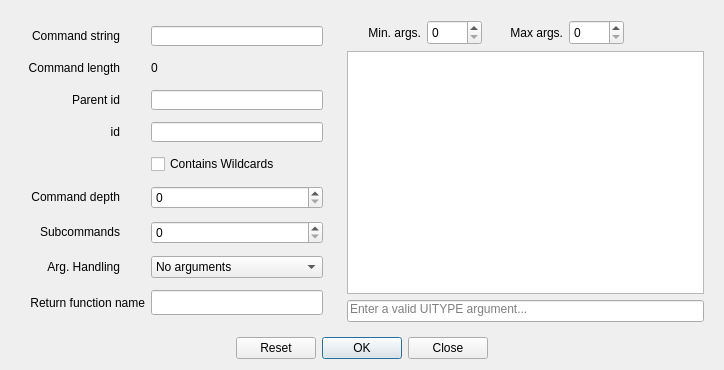
This is tools/cli_gen_tool_ui_files/commandParametersDialog.ui in dstroy0/InputHandler as Qt 5 draws it before an edit. The edited form follows.
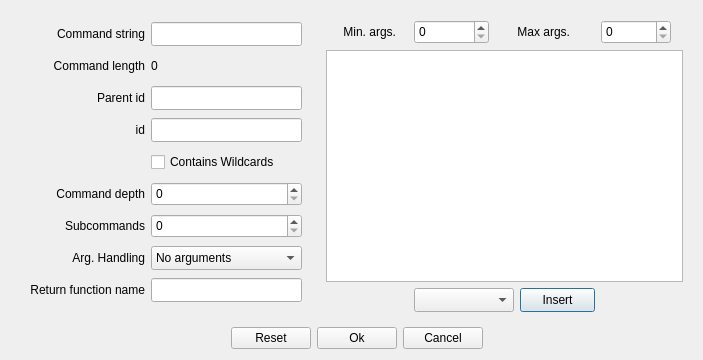
This is the edited form.

```diff
--- a/tools/cli_gen_tool_ui_files/commandParametersDialog.ui
+++ b/tools/cli_gen_tool_ui_files/commandParametersDialog.ui
@@ -6,8 +6,8 @@
    <rect>
     <x>0</x>
     <y>0</y>
-    <width>724</width>
-    <height>370</height>
+    <width>699</width>
+    <height>358</height>
    </rect>
   </property>
   <property name="sizePolicy">
@@ -19,8 +19,8 @@
   <property name="windowTitle">
    <string>Command Parameters</string>
   </property>
-  <layout class="QGridLayout" name="gridLayout">
-   <item row="0" column="0">
+  <layout class="QGridLayout" name="gridLayout_3">
+   <item row="0" column="0" colspan="2">
     <widget class="QWidget" name="parametersPane" native="true">
      <property name="sizePolicy">
       <sizepolicy hsizetype="Expanding" vsizetype="Expanding">
@@ -40,54 +40,172 @@
        <height>16777215</height>
       </size>
      </property>
-     <layout class="QGridLayout" name="gridLayout_3">
+     <layout class="QGridLayout" name="gridLayout_2">
+      <item row="0" column="0">
+       <widget class="QLabel" name="label_11">
+        <property name="minimumSize">
+         <size>
+          <width>125</width>
+          <height>24</height>
+         </size>
+        </property>
+        <property name="maximumSize">
+         <size>
+          <width>125</width>
+          <height>24</height>
+         </size>
+        </property>
+        <property name="text">
+         <string>Command string</string>
+        </property>
+        <property name="alignment">
+         <set>Qt::AlignRight|Qt::AlignTrailing|Qt::AlignVCenter</set>
+        </property>
+       </widget>
+      </item>
       <item row="0" column="1">
        <widget class="QLineEdit" name="commandString">
+        <property name="sizePolicy">
+         <sizepolicy hsizetype="Expanding" vsizetype="Fixed">
+          <horstretch>0</horstretch>
+          <verstretch>0</verstretch>
+         </sizepolicy>
+        </property>
         <property name="minimumSize">
          <size>
-          <width>0</width>
+          <width>150</width>
+          <height>24</height>
+         </size>
+        </property>
+        <property name="maximumSize">
+         <size>
+          <width>16777215</width>
+          <height>24</height>
+         </size>
+        </property>
+       </widget>
+      </item>
+      <item row="1" column="0">
+       <widget class="QLabel" name="label_13">
+        <property name="sizePolicy">
+         <sizepolicy hsizetype="Fixed" vsizetype="Fixed">
+          <horstretch>0</horstretch>
+          <verstretch>0</verstretch>
+         </sizepolicy>
+        </property>
+        <property name="minimumSize">
+         <size>
+          <width>125</width>
+          <height>24</height>
+         </size>
+        </property>
+        <property name="maximumSize">
+         <size>
+          <width>125</width>
+          <height>24</height>
+         </size>
+        </property>
+        <property name="text">
+         <string>Command length</string>
+        </property>
+        <property name="alignment">
+         <set>Qt::AlignRight|Qt::AlignTrailing|Qt::AlignVCenter</set>
+        </property>
+       </widget>
+      </item>
+      <item row="1" column="1">
+       <widget class="QLabel" name="commandLengthLabel">
+        <property name="sizePolicy">
+         <sizepolicy hsizetype="Fixed" vsizetype="Fixed">
+          <horstretch>0</horstretch>
+          <verstretch>0</verstretch>
+         </sizepolicy>
+        </property>
+        <property name="minimumSize">
+         <size>
+          <width>150</width>
+          <height>24</height>
+         </size>
+        </property>
+        <property name="maximumSize">
+         <size>
+          <width>16777215</width>
+          <height>24</height>
+         </size>
+        </property>
+        <property name="text">
+         <string>0</string>
+        </property>
+       </widget>
+      </item>
+      <item row="2" column="0">
+       <widget class="QLabel" name="label_15">
+        <property name="sizePolicy">
+         <sizepolicy hsizetype="Fixed" vsizetype="Fixed">
+          <horstretch>0</horstretch>
+          <verstretch>0</verstretch>
+         </sizepolicy>
+        </property>
+        <property name="minimumSize">
+         <size>
+          <width>125</width>
           <height>20</height>
          </size>
         </property>
         <property name="maximumSize">
          <size>
-          <width>250</width>
+          <width>125</width>
           <height>20</height>
          </size>
         </property>
+        <property name="text">
+         <string>Parent id</string>
+        </property>
+        <property name="alignment">
+         <set>Qt::AlignRight|Qt::AlignTrailing|Qt::AlignVCenter</set>
+        </property>
        </widget>
       </item>
-      <item row="6" column="1">
-       <widget class="QSpinBox" name="commandSubcommands"/>
-      </item>
       <item row="2" column="1">
        <widget class="QLineEdit" name="commandParentId">
+        <property name="sizePolicy">
+         <sizepolicy hsizetype="Expanding" vsizetype="Fixed">
+          <horstretch>0</horstretch>
+          <verstretch>0</verstretch>
+         </sizepolicy>
+        </property>
         <property name="minimumSize">
          <size>
-          <width>0</width>
-          <height>20</height>
+          <width>150</width>
+          <height>24</height>
          </size>
         </property>
         <property name="maximumSize">
          <size>
-          <width>250</width>
-          <height>20</height>
+          <width>16777215</width>
+          <height>24</height>
          </size>
         </property>
        </widget>
       </item>
       <item row="3" column="0">
        <widget class="QLabel" name="label_14">
+        <property name="sizePolicy">
+         <sizepolicy hsizetype="Fixed" vsizetype="Fixed">
+          <horstretch>0</horstretch>
+          <verstretch>0</verstretch>
+         </sizepolicy>
+        </property>
         <property name="minimumSize">
          <size>
-          <width>100</width>
-          <height>20</height>
+          <width>125</width>
+          <height>24</height>
          </size>
         </property>
         <property name="maximumSize">
          <size>
-          <width>100</width>
-          <height>20</height>
+          <width>125</width>
+          <height>24</height>
          </size>
         </property>
         <property name="text">
@@ -98,40 +216,149 @@
         </property>
        </widget>
       </item>
-      <item row="8" column="0">
-       <widget class="QLabel" name="label_10">
+      <item row="3" column="1">
+       <widget class="QLineEdit" name="commandId">
+        <property name="sizePolicy">
+         <sizepolicy hsizetype="Expanding" vsizetype="Fixed">
+          <horstretch>0</horstretch>
+          <verstretch>0</verstretch>
+         </sizepolicy>
+        </property>
         <property name="minimumSize">
          <size>
+          <width>150</width>
+          <height>24</height>
+         </size>
+        </property>
+        <property name="maximumSize">
+         <size>
+          <width>16777215</width>
+          <height>24</height>
+         </size>
+        </property>
+       </widget>
+      </item>
+      <item row="4" column="0">
+       <widget class="QFrame" name="frame_6">
+        <property name="sizePolicy">
+         <sizepolicy hsizetype="Fixed" vsizetype="Fixed">
+          <horstretch>0</horstretch>
+          <verstretch>0</verstretch>
+         </sizepolicy>
+        </property>
+        <property name="minimumSize">
+         <size>
           <width>125</width>
-          <height>25</height>
+          <height>24</height>
          </size>
         </property>
         <property name="maximumSize">
          <size>
-          <width>250</width>
-          <height>25</height>
+          <width>125</width>
+          <height>24</height>
          </size>
         </property>
+        <property name="frameShape">
+         <enum>QFrame::NoFrame</enum>
+        </property>
+        <property name="frameShadow">
+         <enum>QFrame::Plain</enum>
+        </property>
+       </widget>
+      </item>
+      <item row="4" column="1">
+       <widget class="QCheckBox" name="commandHasWildcards">
+        <property name="sizePolicy">
+         <sizepolicy hsizetype="Expanding" vsizetype="Fixed">
+          <horstretch>0</horstretch>
+          <verstretch>0</verstretch>
+         </sizepolicy>
+        </property>
+        <property name="minimumSize">
+         <size>
+          <width>150</width>
+          <height>24</height>
+         </size>
+        </property>
+        <property name="maximumSize">
+         <size>
+          <width>16777215</width>
+          <height>24</height>
+         </size>
+        </property>
         <property name="text">
-         <string>Return function name</string>
+         <string>Contains Wildcards</string>
+        </property>
+       </widget>
+      </item>
+      <item row="5" column="0">
+       <widget class="QLabel" name="label_12">
+        <property name="sizePolicy">
+         <sizepolicy hsizetype="Fixed" vsizetype="Fixed">
+          <horstretch>0</horstretch>
+          <verstretch>0</verstretch>
+         </sizepolicy>
+        </property>
+        <property name="minimumSize">
+         <size>
+          <width>125</width>
+          <height>24</height>
+         </size>
+        </property>
+        <property name="maximumSize">
+         <size>
+          <width>125</width>
+          <height>24</height>
+         </size>
+        </property>
+        <property name="text">
+         <string>Command depth</string>
         </property>
         <property name="alignment">
          <set>Qt::AlignRight|Qt::AlignTrailing|Qt::AlignVCenter</set>
         </property>
        </widget>
       </item>
+      <item row="5" column="1">
+       <widget class="QSpinBox" name="commandDepth">
+        <property name="sizePolicy">
+         <sizepolicy hsizetype="Expanding" vsizetype="Fixed">
+          <horstretch>0</horstretch>
+          <verstretch>0</verstretch>
+         </sizepolicy>
+        </property>
+        <property name="minimumSize">
+         <size>
+          <width>150</width>
+          <height>24</height>
+         </size>
+        </property>
+        <property name="maximumSize">
+         <size>
+          <width>16777215</width>
+          <height>24</height>
+         </size>
+        </property>
+       </widget>
+      </item>
       <item row="6" column="0">
        <widget class="QLabel" name="commandSubcommands_label">
+        <property name="sizePolicy">
+         <sizepolicy hsizetype="Fixed" vsizetype="Fixed">
+          <horstretch>0</horstretch>
+          <verstretch>0</verstretch>
+         </sizepolicy>
+        </property>
         <property name="minimumSize">
          <size>
-          <width>100</width>
-          <height>0</height>
+          <width>125</width>
+          <height>24</height>
          </size>
         </property>
         <property name="maximumSize">
          <size>
-          <width>90</width>
-          <height>20</height>
+          <width>125</width>
+          <height>24</height>
          </size>
         </property>
         <property name="text">
@@ -142,8 +369,76 @@
         </property>
        </widget>
       </item>
+      <item row="6" column="1">
+       <widget class="QSpinBox" name="commandSubcommands">
+        <property name="sizePolicy">
+         <sizepolicy hsizetype="Expanding" vsizetype="Fixed">
+          <horstretch>0</horstretch>
+          <verstretch>0</verstretch>
+         </sizepolicy>
+        </property>
+        <property name="minimumSize">
+         <size>
+          <width>150</width>
+          <height>24</height>
+         </size>
+        </property>
+        <property name="maximumSize">
+         <size>
+          <width>16777215</width>
+          <height>24</height>
+         </size>
+        </property>
+       </widget>
+      </item>
+      <item row="7" column="0">
+       <widget class="QLabel" name="label_16">
+        <property name="sizePolicy">
+         <sizepolicy hsizetype="Fixed" vsizetype="Fixed">
+          <horstretch>0</horstretch>
+          <verstretch>0</verstretch>
+         </sizepolicy>
+        </property>
+        <property name="minimumSize">
+         <size>
+          <width>125</width>
+          <height>24</height>
+         </size>
+        </property>
+        <property name="maximumSize">
+         <size>
+          <width>125</width>
+          <height>24</height>
+         </size>
+        </property>
+        <property name="text">
+         <string>Arg. Handling</string>
+        </property>
+        <property name="alignment">
+         <set>Qt::AlignRight|Qt::AlignTrailing|Qt::AlignVCenter</set>
+        </property>
+       </widget>
+      </item>
       <item row="7" column="1">
        <widget class="QComboBox" name="commandArgumentHandling">
+        <property name="sizePolicy">
+         <sizepolicy hsizetype="Expanding" vsizetype="Fixed">
+          <horstretch>0</horstretch>
+          <verstretch>0</verstretch>
+         </sizepolicy>
+        </property>
+        <property name="minimumSize">
+         <size>
+          <width>150</width>
+          <height>24</height>
+         </size>
+        </property>
+        <property name="maximumSize">
+         <size>
+          <width>16777215</width>
+          <height>24</height>
+         </size>
+        </property>
         <property name="currentText">
          <string>No arguments</string>
         </property>
@@ -164,188 +459,60 @@
         </item>
        </widget>
       </item>
-      <item row="1" column="0">
-       <widget class="QLabel" name="label_13">
+      <item row="8" column="0">
+       <widget class="QLabel" name="label_10">
+        <property name="sizePolicy">
+         <sizepolicy hsizetype="Fixed" vsizetype="Fixed">
+          <horstretch>0</horstretch>
+          <verstretch>0</verstretch>
+         </sizepolicy>
+        </property>
         <property name="minimumSize">
          <size>
-          <width>100</width>
-          <height>20</height>
+          <width>125</width>
+          <height>24</height>
          </size>
         </property>
         <property name="maximumSize">
          <size>
-          <width>100</width>
-          <height>20</height>
+          <width>125</width>
+          <height>24</height>
          </size>
         </property>
         <property name="text">
-         <string>Command length</string>
+         <string>Return function name</string>
         </property>
         <property name="alignment">
          <set>Qt::AlignRight|Qt::AlignTrailing|Qt::AlignVCenter</set>
         </property>
        </widget>
       </item>
-      <item row="3" column="1">
-       <widget class="QLineEdit" name="commandId">
-        <property name="maximumSize">
-         <size>
-          <width>250</width>
-          <height>20</height>
-         </size>
-        </property>
-       </widget>
-      </item>
       <item row="8" column="1">
        <widget class="QLineEdit" name="returnFunctionName">
-        <property name="minimumSize">
-         <size>
-          <width>0</width>
-          <height>25</height>
-         </size>
+        <property name="sizePolicy">
+         <sizepolicy hsizetype="Expanding" vsizetype="Fixed">
+          <horstretch>0</horstretch>
+          <verstretch>0</verstretch>
+         </sizepolicy>
         </property>
-        <property name="maximumSize">
-         <size>
-          <width>250</width>
-          <height>16777215</height>
-         </size>
-        </property>
-       </widget>
-      </item>
-      <item row="1" column="1">
-       <widget class="QLabel" name="commandLengthLabel">
         <property name="minimumSize">
          <size>
-          <width>0</width>
-          <height>20</height>
+          <width>150</width>
+          <height>24</height>
          </size>
         </property>
         <property name="maximumSize">
          <size>
-          <width>100</width>
-          <height>20</height>
+          <width>16777215</width>
+          <height>24</height>
          </size>
-        </property>
-        <property name="text">
-         <string>0</string>
-        </property>
-       </widget>
-      </item>
-      <item row="2" column="0">
-       <widget class="QLabel" name="label_15">
-        <property name="minimumSize">
-         <size>
-          <width>100</width>
-          <height>20</height>
-         </size>
-        </property>
-        <property name="maximumSize">
-         <size>
-          <width>100</width>
-          <height>20</height>
-         </size>
-        </property>
-        <property name="text">
-         <string>Parent id</string>
-        </property>
-        <property name="alignment">
-         <set>Qt::AlignRight|Qt::AlignTrailing|Qt::AlignVCenter</set>
-        </property>
-       </widget>
-      </item>
-      <item row="5" column="1">
-       <widget class="QSpinBox" name="commandDepth"/>
-      </item>
-      <item row="5" column="0">
-       <widget class="QLabel" name="label_12">
-        <property name="minimumSize">
-         <size>
-          <width>100</width>
-          <height>0</height>
-         </size>
-        </property>
-        <property name="maximumSize">
-         <size>
-          <width>100</width>
-          <height>20</height>
-         </size>
-        </property>
-        <property name="text">
-         <string>Command depth</string>
-        </property>
-        <property name="alignment">
-         <set>Qt::AlignRight|Qt::AlignTrailing|Qt::AlignVCenter</set>
-        </property>
-       </widget>
-      </item>
-      <item row="0" column="0">
-       <widget class="QLabel" name="label_11">
-        <property name="minimumSize">
-         <size>
-          <width>100</width>
-          <height>20</height>
-         </size>
-        </property>
-        <property name="maximumSize">
-         <size>
-          <width>100</width>
-          <height>20</height>
-         </size>
-        </property>
-        <property name="text">
-         <string>Command string</string>
-        </property>
-        <property name="alignment">
-         <set>Qt::AlignRight|Qt::AlignTrailing|Qt::AlignVCenter</set>
-        </property>
-       </widget>
-      </item>
-      <item row="7" column="0">
-       <widget class="QLabel" name="label_16">
-        <property name="minimumSize">
-         <size>
-          <width>100</width>
-          <height>0</height>
-         </size>
-        </property>
-        <property name="maximumSize">
-         <size>
-          <width>90</width>
-          <height>20</height>
-         </size>
-        </property>
-        <property name="text">
-         <string>Arg. Handling</string>
-        </property>
-        <property name="alignment">
-         <set>Qt::AlignRight|Qt::AlignTrailing|Qt::AlignVCenter</set>
-        </property>
-       </widget>
-      </item>
-      <item row="4" column="1">
-       <widget class="QCheckBox" name="commandHasWildcards">
-        <property name="text">
-         <string>Contains Wildcards</string>
         </property>
        </widget>
       </item>
      </layout>
     </widget>
    </item>
-   <item row="1" column="0" colspan="2">
-    <widget class="QDialogButtonBox" name="buttonBox">
-     <property name="orientation">
-      <enum>Qt::Horizontal</enum>
-     </property>
-     <property name="standardButtons">
-      <set>QDialogButtonBox::Close|QDialogButtonBox::Ok|QDialogButtonBox::Reset</set>
-     </property>
-     <property name="centerButtons">
-      <bool>true</bool>
-     </property>
-    </widget>
-   </item>
-   <item row="0" column="1">
+   <item row="0" column="2" colspan="3">
     <widget class="QWidget" name="argumentsPane" native="true">
      <property name="sizePolicy">
       <sizepolicy hsizetype="Expanding" vsizetype="Expanding">
@@ -359,85 +526,97 @@
        <height>310</height>
       </size>
      </property>
-     <property name="maximumSize">
-      <size>
-       <width>400</width>
-       <height>406</height>
-      </size>
-     </property>
-     <layout class="QGridLayout" name="gridLayout_2">
+     <layout class="QGridLayout" name="gridLayout">
+      <item row="1" column="0" colspan="5">
+       <widget class="QTableWidget" name="argTable"/>
+      </item>
+      <item row="2" column="1" colspan="2">
+       <widget class="QComboBox" name="argComboBox">
+        <property name="sizePolicy">
+         <sizepolicy hsizetype="Fixed" vsizetype="Fixed">
+          <horstretch>0</horstretch>
+          <verstretch>0</verstretch>
+         </sizepolicy>
+        </property>
+        <property name="minimumSize">
+         <size>
+          <width>100</width>
+          <height>24</height>
+         </size>
+        </property>
+        <property name="maximumSize">
+         <size>
+          <width>100</width>
+          <height>24</height>
+         </size>
+        </property>
+       </widget>
+      </item>
+      <item row="2" column="3">
+       <widget class="QPushButton" name="insert">
+        <property name="sizePolicy">
+         <sizepolicy hsizetype="Fixed" vsizetype="Fixed">
+          <horstretch>0</horstretch>
+          <verstretch>0</verstretch>
+         </sizepolicy>
+        </property>
+        <property name="minimumSize">
+         <size>
+          <width>75</width>
+          <height>24</height>
+         </size>
+        </property>
+        <property name="maximumSize">
+         <size>
+          <width>75</width>
+          <height>24</height>
+         </size>
+        </property>
+        <property name="text">
+         <string>Insert</string>
+        </property>
+       </widget>
+      </item>
       <item row="0" column="1">
        <widget class="QSpinBox" name="commandMinArgs">
         <property name="sizePolicy">
-         <sizepolicy hsizetype="Expanding" vsizetype="Expanding">
+         <sizepolicy hsizetype="Fixed" vsizetype="Fixed">
           <horstretch>0</horstretch>
           <verstretch>0</verstretch>
          </sizepolicy>
         </property>
         <property name="minimumSize">
          <size>
-          <width>0</width>
-          <height>25</height>
+          <width>75</width>
+          <height>24</height>
          </size>
         </property>
         <property name="maximumSize">
          <size>
-          <width>55</width>
-          <height>25</height>
-         </size>
-        </property>
-       </widget>
-      </item>
-      <item row="3" column="0" colspan="5">
-       <widget class="QLineEdit" name="argLineEdit">
-        <property name="sizePolicy">
-         <sizepolicy hsizetype="Expanding" vsizetype="Fixed">
-          <horstretch>0</horstretch>
-          <verstretch>0</verstretch>
-         </sizepolicy>
-        </property>
-        <property name="alignment">
-         <set>Qt::AlignLeading|Qt::AlignLeft|Qt::AlignTop</set>
-        </property>
-        <property name="placeholderText">
-         <string>Enter a valid UITYPE argument...</string>
-        </property>
-       </widget>
-      </item>
-      <item row="0" column="0">
-       <widget class="QLabel" name="label_9">
-        <property name="minimumSize">
-         <size>
-          <width>70</width>
-          <height>25</height>
-         </size>
-        </property>
-        <property name="maximumSize">
-         <size>
           <width>75</width>
-          <height>25</height>
+          <height>24</height>
          </size>
         </property>
-        <property name="text">
-         <string>Min. args.</string>
-        </property>
-        <property name="alignment">
-         <set>Qt::AlignRight|Qt::AlignTrailing|Qt::AlignVCenter</set>
-        </property>
        </widget>
       </item>
-      <item row="0" column="2">
+      <item row="0" column="2" colspan="2">
        <widget class="QLabel" name="commandMaxArgsLabel">
+        <property name="sizePolicy">
+         <sizepolicy hsizetype="Fixed" vsizetype="Fixed">
+          <horstretch>0</horstretch>
+          <verstretch>0</verstretch>
+         </sizepolicy>
+        </property>
         <property name="minimumSize">
          <size>
           <width>70</width>
-          <height>25</height>
+          <height>24</height>
          </size>
         </property>
         <property name="maximumSize">
          <size>
           <width>75</width>
-          <height>25</height>
+          <height>24</height>
          </size>
         </property>
         <property name="text">
@@ -448,7 +627,91 @@
         </property>
        </widget>
       </item>
-      <item row="0" column="3">
+      <item row="2" column="4">
+       <widget class="QFrame" name="frame_5">
+        <property name="sizePolicy">
+         <sizepolicy hsizetype="Expanding" vsizetype="Fixed">
+          <horstretch>0</horstretch>
+          <verstretch>0</verstretch>
+         </sizepolicy>
+        </property>
+        <property name="minimumSize">
+         <size>
+          <width>80</width>
+          <height>24</height>
+         </size>
+        </property>
+        <property name="maximumSize">
+         <size>
+          <width>16777215</width>
+          <height>24</height>
+         </size>
+        </property>
+        <property name="frameShape">
+         <enum>QFrame::NoFrame</enum>
+        </property>
+        <property name="frameShadow">
+         <enum>QFrame::Plain</enum>
+        </property>
+       </widget>
+      </item>
+      <item row="0" column="0">
+       <widget class="QLabel" name="label_9">
+        <property name="sizePolicy">
+         <sizepolicy hsizetype="Fixed" vsizetype="Fixed">
+          <horstretch>0</horstretch>
+          <verstretch>0</verstretch>
+         </sizepolicy>
+        </property>
+        <property name="minimumSize">
+         <size>
+          <width>70</width>
+          <height>24</height>
+         </size>
+        </property>
+        <property name="maximumSize">
+         <size>
+          <width>70</width>
+          <height>24</height>
+         </size>
+        </property>
+        <property name="text">
+         <string>Min. args.</string>
+        </property>
+        <property name="alignment">
+         <set>Qt::AlignRight|Qt::AlignTrailing|Qt::AlignVCenter</set>
+        </property>
+       </widget>
+      </item>
+      <item row="2" column="0">
+       <widget class="QFrame" name="frame_4">
+        <property name="sizePolicy">
+         <sizepolicy hsizetype="Expanding" vsizetype="Fixed">
+          <horstretch>0</horstretch>
+          <verstretch>0</verstretch>
+         </sizepolicy>
+        </property>
+        <property name="minimumSize">
+         <size>
+          <width>70</width>
+          <height>24</height>
+         </size>
+        </property>
+        <property name="maximumSize">
+         <size>
+          <width>16777215</width>
+          <height>24</height>
+         </size>
+        </property>
+        <property name="frameShape">
+         <enum>QFrame::NoFrame</enum>
+        </property>
+        <property name="frameShadow">
+         <enum>QFrame::Plain</enum>
+        </property>
+       </widget>
+      </item>
+      <item row="0" column="4">
        <widget class="QSpinBox" name="commandMaxArgs">
         <property name="sizePolicy">
          <sizepolicy hsizetype="Expanding" vsizetype="Expanding">
@@ -458,24 +721,116 @@
         </property>
         <property name="minimumSize">
          <size>
-          <width>0</width>
-          <height>25</height>
+          <width>70</width>
+          <height>24</height>
          </size>
         </property>
         <property name="maximumSize">
          <size>
-          <width>55</width>
-          <height>25</height>
+          <width>70</width>
+          <height>24</height>
          </size>
         </property>
        </widget>
       </item>
-      <item row="1" column="0" colspan="5">
-       <widget class="QTableWidget" name="argTable"/>
-      </item>
      </layout>
     </widget>
    </item>
+   <item row="1" column="0">
+    <widget class="QFrame" name="frame_2">
+     <property name="sizePolicy">
+      <sizepolicy hsizetype="Expanding" vsizetype="Fixed">
+       <horstretch>0</horstretch>
+       <verstretch>0</verstretch>
+      </sizepolicy>
+     </property>
+     <property name="minimumSize">
+      <size>
+       <width>0</width>
+       <height>20</height>
+      </size>
+     </property>
+     <property name="maximumSize">
+      <size>
+       <width>16777215</width>
+       <height>20</height>
+      </size>
+     </property>
+     <property name="frameShape">
+      <enum>QFrame::NoFrame</enum>
+     </property>
+     <property name="frameShadow">
+      <enum>QFrame::Plain</enum>
+     </property>
+    </widget>
+   </item>
+   <item row="1" column="1">
+    <widget class="QPushButton" name="reset">
+     <property name="sizePolicy">
+      <sizepolicy hsizetype="Fixed" vsizetype="Fixed">
+       <horstretch>0</horstretch>
+       <verstretch>0</verstretch>
+      </sizepolicy>
+     </property>
+     <property name="text">
+      <string>Reset</string>
+     </property>
+    </widget>
+   </item>
+   <item row="1" column="2">
+    <widget class="QPushButton" name="ok">
+     <property name="sizePolicy">
+      <sizepolicy hsizetype="Fixed" vsizetype="Fixed">
+       <horstretch>0</horstretch>
+       <verstretch>0</verstretch>
+      </sizepolicy>
+     </property>
+     <property name="text">
+      <string>Ok</string>
+     </property>
+    </widget>
+   </item>
+   <item row="1" column="3">
+    <widget class="QPushButton" name="cancel">
+     <property name="sizePolicy">
+      <sizepolicy hsizetype="Fixed" vsizetype="Fixed">
+       <horstretch>0</horstretch>
+       <verstretch>0</verstretch>
+      </sizepolicy>
+     </property>
+     <property name="text">
+      <string>Cancel</string>
+     </property>
+    </widget>
+   </item>
+   <item row="1" column="4">
+    <widget class="QFrame" name="frame_3">
+     <property name="sizePolicy">
+      <sizepolicy hsizetype="Expanding" vsizetype="Fixed">
+       <horstretch>0</horstretch>
+       <verstretch>0</verstretch>
+      </sizepolicy>
+     </property>
+     <property name="minimumSize">
+      <size>
+       <width>0</width>
+       <height>20</height>
+      </size>
+     </property>
+     <property name="maximumSize">
+      <size>
+       <width>16777215</width>
+       <height>20</height>
+      </size>
+     </property>
+     <property name="frameShape">
+      <enum>QFrame::NoFrame</enum>
+     </property>
+     <property name="frameShadow">
+      <enum>QFrame::Plain</enum>
+     </property>
+    </widget>
+   </item>
   </layout>
  </widget>
  <resources/>
```
